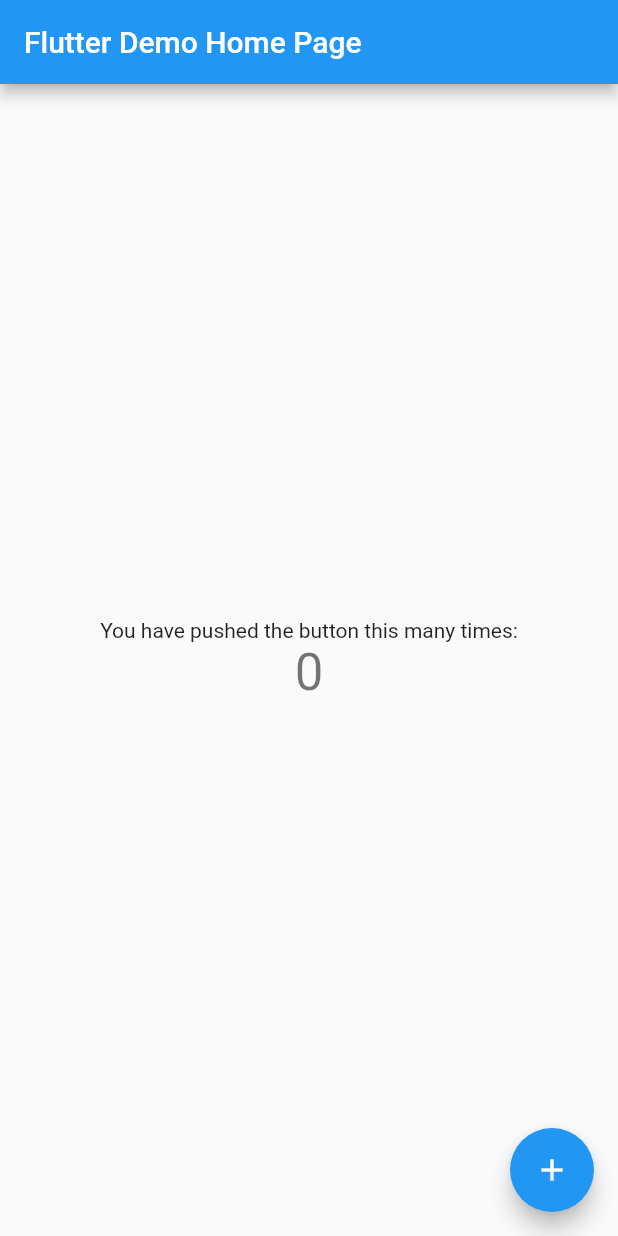
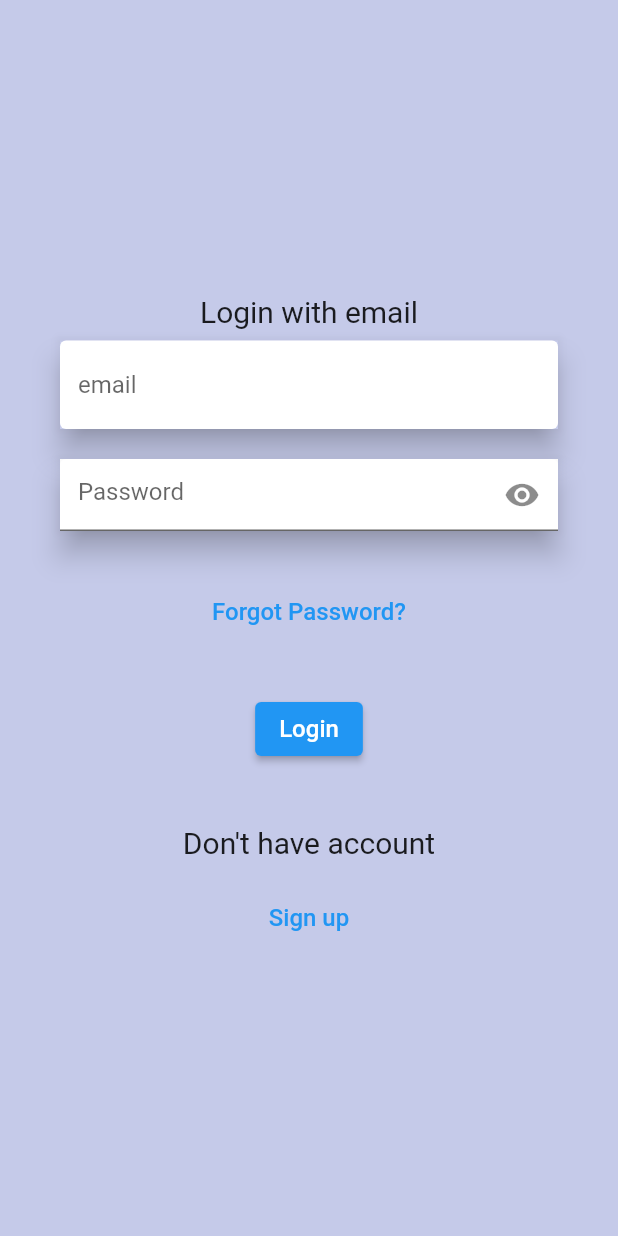
Before and after one commit to kaabildata/SampleFlutterProject, a Flutter app: the screen it shows after launch, on a phone screen of 412 x 824 dp. Run offline on Flutter 3.47's test engine with Material 2 defaults, Android fonts, the phone set to English and light mode, and no system bars.

Commit message:
Login page along with some reusable widgets

```diff
--- a/lib/main.dart
+++ b/lib/main.dart
@@ -1,4 +1,8 @@
 import 'package:flutter/material.dart';
+
+import 'ui/screens/home_screen.dart';
+import 'ui/screens/login_screen.dart';
+import 'ui/screens/registration_screen.dart';
 
 void main() {
   runApp(MyApp());
@@ -9,105 +13,12 @@ class MyApp extends StatelessWidget {
   @override
   Widget build(BuildContext context) {
     return MaterialApp(
-      title: 'Flutter Demo',
-      theme: ThemeData(
-        // This is the theme of your application.
-        //
-        // Try running your application with "flutter run". You'll see the
-        // application has a blue toolbar. Then, without quitting the app, try
-        // changing the primarySwatch below to Colors.green and then invoke
-        // "hot reload" (press "r" in the console where you ran "flutter run",
-        // or simply save your changes to "hot reload" in a Flutter IDE).
-        // Notice that the counter didn't reset back to zero; the application
-        // is not restarted.
-        primarySwatch: Colors.blue,
-      ),
-      home: MyHomePage(title: 'Flutter Demo Home Page'),
+      initialRoute: LoginScreen.id,
+      routes: {
+        LoginScreen.id: (context) => LoginScreen(),
+        HomeScreen.id: (context) => HomeScreen(),
+        RegistrationScreen.id: (context) => RegistrationScreen()
+      },
     );
   }
 }
-
-class MyHomePage extends StatefulWidget {
-  MyHomePage({Key key, this.title}) : super(key: key);
-
-  // This widget is the home page of your application. It is stateful, meaning
-  // that it has a State object (defined below) that contains fields that affect
-  // how it looks.
-
-  // This class is the configuration for the state. It holds the values (in this
-  // case the title) provided by the parent (in this case the App widget) and
-  // used by the build method of the State. Fields in a Widget subclass are
-  // always marked "final".
-
-  final String title;
-
-  @override
-  _MyHomePageState createState() => _MyHomePageState();
-}
-
-class _MyHomePageState extends State<MyHomePage> {
-  int _counter = 0;
-
-  void _incrementCounter() {
-    setState(() {
-      // This call to setState tells the Flutter framework that something has
-      // changed in this State, which causes it to rerun the build method below
-      // so that the display can reflect the updated values. If we changed
-      // _counter without calling setState(), then the build method would not be
-      // called again, and so nothing would appear to happen.
-      _counter++;
-    });
-  }
-
-  @override
-  Widget build(BuildContext context) {
-    // This method is rerun every time setState is called, for instance as done
-    // by the _incrementCounter method above.
-    //
-    // The Flutter framework has been optimized to make rerunning build methods
-    // fast, so that you can just rebuild anything that needs updating rather
-    // than having to individually change instances of widgets.
-    return Scaffold(
-      appBar: AppBar(
-        // Here we take the value from the MyHomePage object that was created by
-        // the App.build method, and use it to set our appbar title.
-        title: Text(widget.title),
-      ),
-      body: Center(
-        // Center is a layout widget. It takes a single child and positions it
-        // in the middle of the parent.
-        child: Column(
-          // Column is also a layout widget. It takes a list of children and
-          // arranges them vertically. By default, it sizes itself to fit its
-          // children horizontally, and tries to be as tall as its parent.
-          //
-          // Invoke "debug painting" (press "p" in the console, choose the
-          // "Toggle Debug Paint" action from the Flutter Inspector in Android
-          // Studio, or the "Toggle Debug Paint" command in Visual Studio Code)
-          // to see the wireframe for each widget.
-          //
-          // Column has various properties to control how it sizes itself and
-          // how it positions its children. Here we use mainAxisAlignment to
-          // center the children vertically; the main axis here is the vertical
-          // axis because Columns are vertical (the cross axis would be
-          // horizontal).
-          mainAxisAlignment: MainAxisAlignment.center,
-          children: <Widget>[
-            Text(
-              'You have pushed the button this many times:',
-            ),
-            Text(
-              '$_counter',
-              style: Theme.of(context).textTheme.headline4,
-            ),
-          ],
-        ),
-      ),
-      floatingActionButton: FloatingActionButton(
-        onPressed: _incrementCounter,
-        tooltip: 'Increment',
-        child: Icon(Icons.add),
-      ), // This trailing comma makes auto-formatting nicer for build methods.
-    );
-  }
-}
--- /dev/null
+++ b/lib/ui/classes/responsiveui.dart
@@ -0,0 +1,13 @@
+class ResponsiveWidget {
+  static bool isScreenLarge(double width, double pixel) {
+    return width * pixel >= 1440;
+  }
+
+  static bool isScreenMedium(double width, double pixel) {
+    return width * pixel < 1440 && width * pixel >= 1080;
+  }
+
+  static bool isScreenSmall(double width, double pixel) {
+    return width * pixel <= 720;
+  }
+}
--- /dev/null
+++ b/lib/ui/screens/home_screen.dart
@@ -0,0 +1,14 @@
+import 'package:flutter/material.dart';
+
+class HomeScreen extends StatefulWidget {
+  static const id = 'home_screen';
+  @override
+  _HomeScreenState createState() => _HomeScreenState();
+}
+
+class _HomeScreenState extends State<HomeScreen> {
+  @override
+  Widget build(BuildContext context) {
+    return Container();
+  }
+}
--- /dev/null
+++ b/lib/ui/screens/login_screen.dart
@@ -0,0 +1,107 @@
+import 'package:flutter/material.dart';
+import 'package:sample_project/widgets/reusable_widgets.dart';
+import 'registration_screen.dart';
+
+class LoginScreen extends StatefulWidget {
+  static const String id = 'LoginScreen';
+  @override
+  _LoginScreenState createState() => _LoginScreenState();
+}
+
+class _LoginScreenState extends State<LoginScreen> {
+  bool _ischeckedvisibility = true;
+  IconData icon = Icons.visibility;
+  String email;
+  @override
+  Widget build(BuildContext context) {
+    return MaterialApp(
+      home: Scaffold(
+        backgroundColor: Colors.indigo[100],
+        body: Column(
+          mainAxisAlignment: MainAxisAlignment.center,
+          children: [
+            Padding(
+              padding: const EdgeInsets.all(8.0),
+              child: Text(
+                'Login with email',
+                style: TextStyle(fontSize: 20),
+              ),
+            ),
+            ReusableTextfield(
+              hintText: 'email',
+              value: email,
+            ),
+            Padding(
+              padding: const EdgeInsets.fromLTRB(40, 20, 40, 30),
+              child: Material(
+                elevation: 8,
+                child: TextFormField(
+                  decoration: InputDecoration(
+                    fillColor: Colors.white,
+                    filled: true,
+                    hintText: 'Password',
+                    suffixIcon: InkWell(
+                      onTap: togglePasswordView,
+                      child: Icon(icon),
+                    ),
+                  ),
+                  obscureText: _ischeckedvisibility,
+                ),
+              ),
+            ),
+            TextButton(
+              child: Text(
+                'Forgot Password?',
+                style: TextStyle(fontSize: 16, color: Colors.indigo[150]),
+              ),
+              onPressed: () => null,
+            ),
+            SizedBox(
+              height: 30,
+            ),
+            ElevatedButton(
+              onPressed: () {
+                print(email);
+              },
+              child: Text(
+                'Login',
+                style: TextStyle(fontSize: 16, color: Colors.indigo[150]),
+              ),
+            ),
+            SizedBox(
+              height: 40,
+            ),
+            Text(
+              'Don\'t have account',
+              style: TextStyle(fontSize: 20),
+            ),
+            SizedBox(
+              height: 15,
+            ),
+            TextButton(
+                onPressed: () {
+                  Navigator.pushNamed(context, RegistrationScreen.id);
+                },
+                child: Text(
+                  'Sign up',
+                  style: TextStyle(
+                    fontSize: 16,
+                    color: Colors.indigo[150],
+                  ),
+                )),
+          ],
+        ),
+      ),
+    );
+  }
+
+  void togglePasswordView() {
+    setState(() {
+      _ischeckedvisibility = !_ischeckedvisibility;
+      if (icon == Icons.visibility) {
+        icon = Icons.visibility_off;
+      } else
+        icon = Icons.visibility;
+    });
+  }
+}
--- /dev/null
+++ b/lib/ui/screens/registration_screen.dart
@@ -0,0 +1,14 @@
+import 'package:flutter/material.dart';
+
+class RegistrationScreen extends StatefulWidget {
+  static const id = 'registration_screen';
+  @override
+  _RegistrationScreenState createState() => _RegistrationScreenState();
+}
+
+class _RegistrationScreenState extends State<RegistrationScreen> {
+  @override
+  Widget build(BuildContext context) {
+    return Container();
+  }
+}
--- /dev/null
+++ b/lib/widgets/reusable_widgets.dart
@@ -0,0 +1,32 @@
+import 'package:flutter/material.dart';
+
+class ReusableTextfield extends StatelessWidget {
+  final String hintText;
+  final Widget icon;
+  final String value;
+
+  ReusableTextfield({@required this.hintText, this.icon, this.value});
+  @override
+  Widget build(BuildContext context) {
+    return Padding(
+      padding: const EdgeInsets.symmetric(horizontal: 40.0),
+      child: Material(
+        elevation: 8,
+        color: Colors.indigo[100],
+        child: TextField(
+          onChanged: (value) {
+            value = value;
+          },
+          decoration: InputDecoration(
+              fillColor: Colors.white,
+              filled: true,
+              border: OutlineInputBorder(
+                borderSide: BorderSide.none,
+              ),
+              hintText: hintText,
+              suffixIcon: icon),
+        ),
+      ),
+    );
+  }
+}
```
